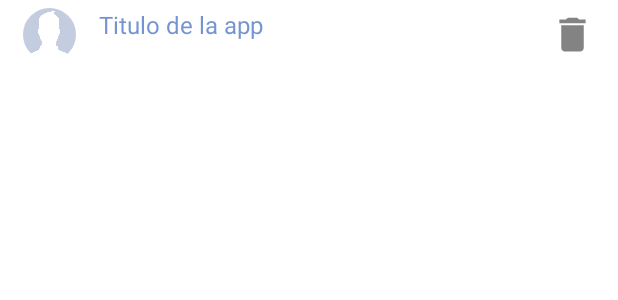
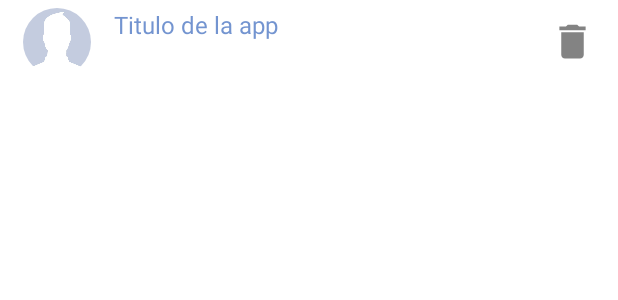
Before and after one commit to willifog/TFG_DAM, an Android app: the layout cardview_my_post.xml on its own in the app's theme, with its tools: preview values and no code run, on a phone screen of 412 x 824 dp. Shown: the top 300 px of the screen. Run offline under Robolectric (Android 15) with nearby library versions, the phone set to English and light mode, and no system bars.

Commit message:
tamaño img post de perfil

```diff
--- a/app/src/main/res/layout/cardview_my_post.xml
+++ b/app/src/main/res/layout/cardview_my_post.xml
@@ -14,8 +14,8 @@
 
         <de.hdodenhof.circleimageview.CircleImageView
             android:id="@+id/circleImageMyPost"
-            android:layout_width="35dp"
-            android:layout_height="35dp"
+            android:layout_width="45dp"
+            android:layout_height="45dp"
             android:src="@drawable/imagen_perfil"/>
 
         <LinearLayout
```
Also changed, not shown: 16 other files.
